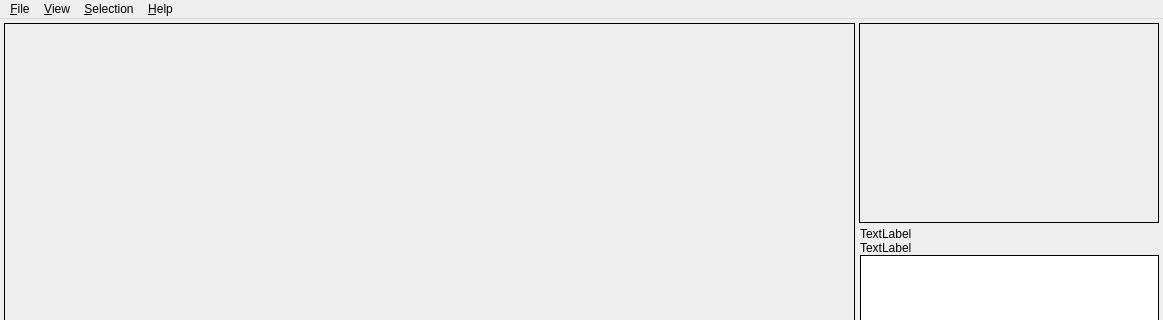
Above: src/saisieQT/saisieQT_window.ui from micmacIGN/micmac before the change; both pictures show x 0 to 1163 and y 0 to 320 of the 1163 by 745 pixel window. Below: the same form after it.
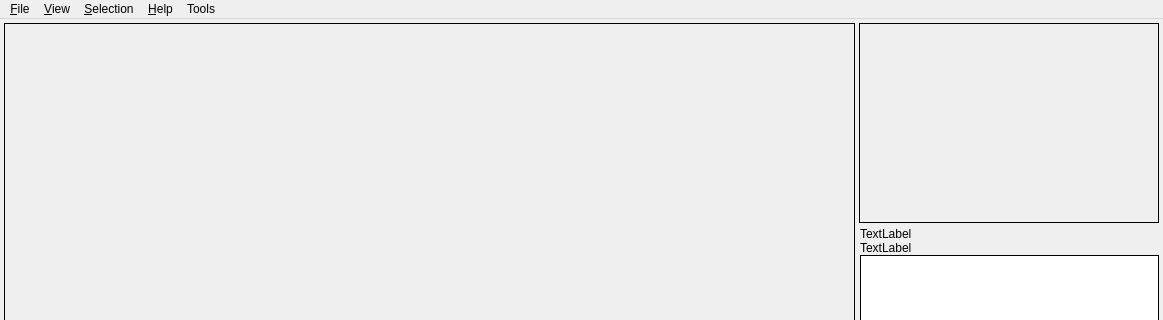
That is the form after the change. Icons and pictures are not drawn.

Commit message: SaisieQT : tools commands

```diff
--- a/src/saisieQT/saisieQT_window.ui
+++ b/src/saisieQT/saisieQT_window.ui
@@ -479,10 +479,19 @@
     <addaction name="actionAbout"/>
     <addaction name="actionHelpShortcuts"/>
    </widget>
+   <widget class="QMenu" name="menuTools">
+    <property name="enabled">
+     <bool>true</bool>
+    </property>
+    <property name="title">
+     <string>Tools</string>
+    </property>
+   </widget>
    <addaction name="menuFile"/>
    <addaction name="menuView"/>
    <addaction name="menuSelection"/>
    <addaction name="menuHelp"/>
+   <addaction name="menuTools"/>
   </widget>
   <action name="actionFullScreen">
    <property name="checkable">
```
Left out of the diff: 10 changed lines with no effect on the pictures. The commit also changes 8 other files.
